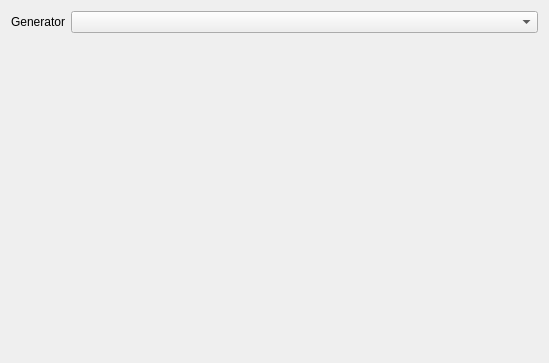
First picture: the form in projectbuilders/cmakebuilder/cmakebuildersettings.ui, repository KDE/kdevelop, before the edit.
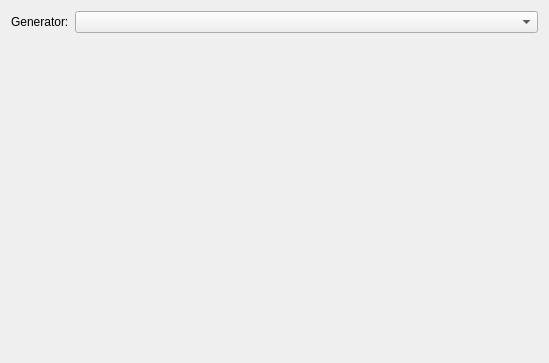
Second picture: the form after the edit.

Commit message: Respect KDE HIG in dialogs

```diff
--- a/projectbuilders/cmakebuilder/cmakebuildersettings.ui
+++ b/projectbuilders/cmakebuilder/cmakebuildersettings.ui
@@ -14,7 +14,7 @@
    <item row="0" column="0">
     <widget class="QLabel" name="label">
      <property name="text">
-      <string>Generator</string>
+      <string>Generator:</string>
      </property>
     </widget>
    </item>
```
The commit also changes 2 other files.
